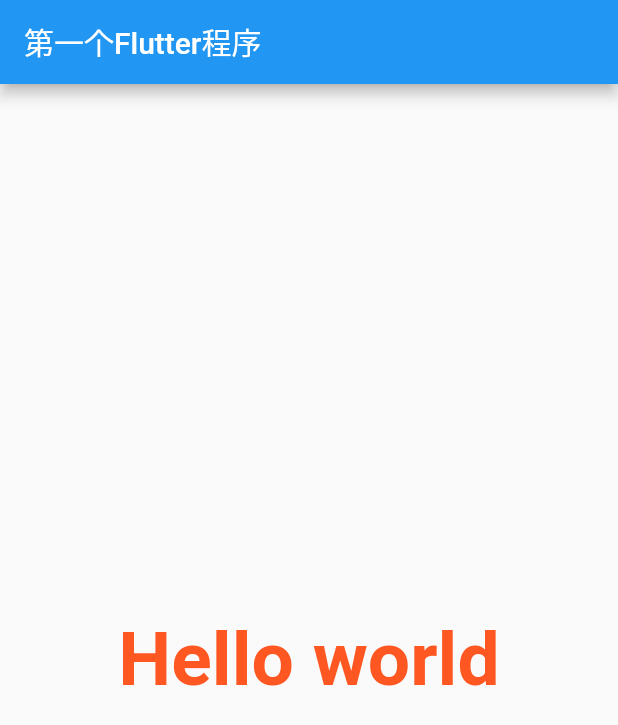
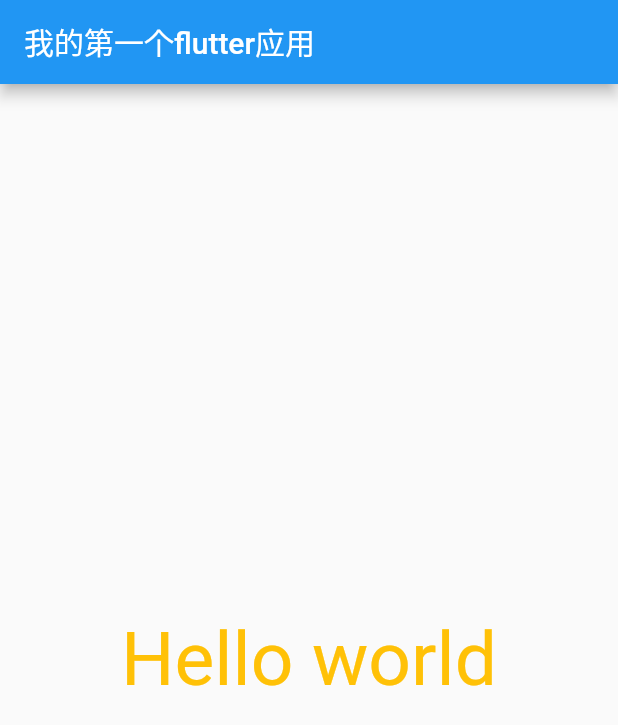
Before and after one commit to canlan527/flutter_learn, a Flutter app: the screen it shows after launch, on a phone screen of 412 x 824 dp. Shown: the top 725 px of the screen. Run offline on Flutter 3.47's test engine with Material 2 defaults, Android fonts, the phone set to English and light mode, and no system bars.

Commit message:
组件化分离应用

```diff
--- a/05_dart案例分析/hello_app2/lib/main.dart
+++ b/05_dart案例分析/hello_app2/lib/main.dart
@@ -1,19 +1,30 @@
 import 'package:flutter/material.dart';
 
-void main() {
-  runApp(
-    MaterialApp(
+void main(List<String> args) {
+  runApp(MyApp());
+}
+
+class MyApp extends StatelessWidget {
+  @override
+  Widget build(BuildContext context) {
+    return MaterialApp(
       home: Scaffold(
-        appBar: AppBar(title: Text('第一个Flutter程序')),
-        body: Center(
-          child: Text(
-            'Hello world',
-            style: TextStyle(
-              fontSize: 50,
-              fontWeight: FontWeight.bold,
-              color: Colors.deepOrange,
-            ),
-          ),
+        appBar: AppBar(
+          title: Text('我的第一个flutter应用'),
         ),
-  )));
+        body: MyHomePage(),
+      ),
+    );
+  }
 }
+
+class MyHomePage extends StatelessWidget {
+  @override
+  Widget build(BuildContext context) {
+    return Center(
+        child: Text(
+      'Hello world',
+      style: TextStyle(color: Colors.amber, fontSize: 50),
+    ));
+  }
+}
```
Also changed, not shown: 05_dart案例分析/hello_app2/lib/01_helloworld案例/01_helloworld案例01.dart (added, +35 -0 lines).
